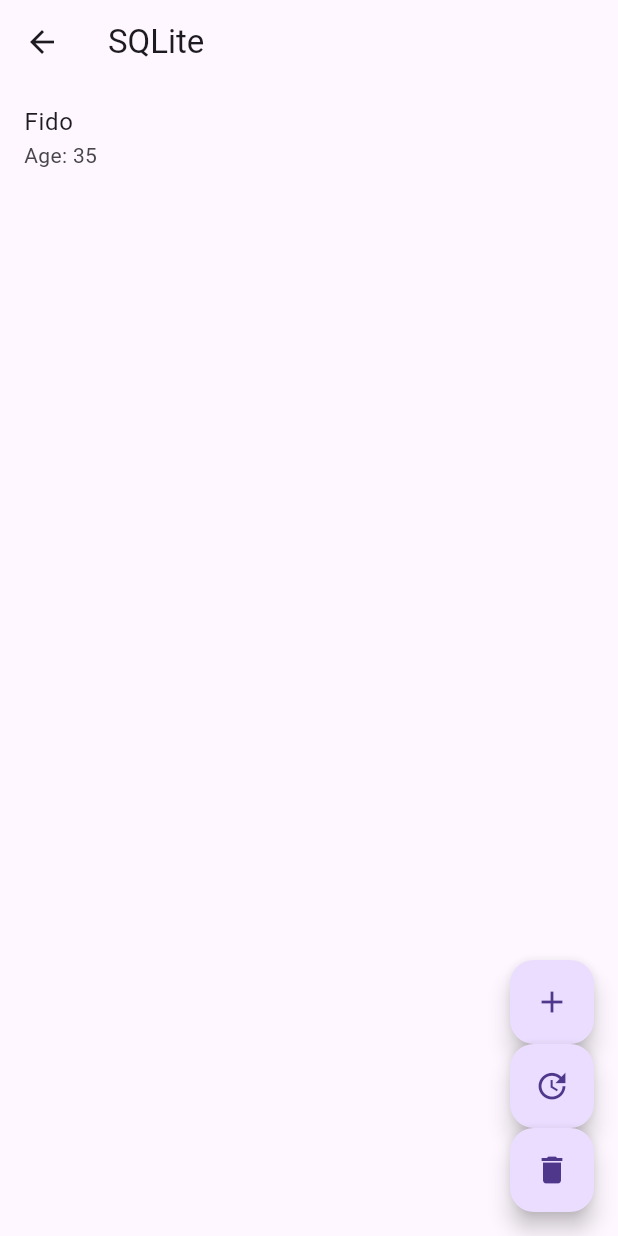
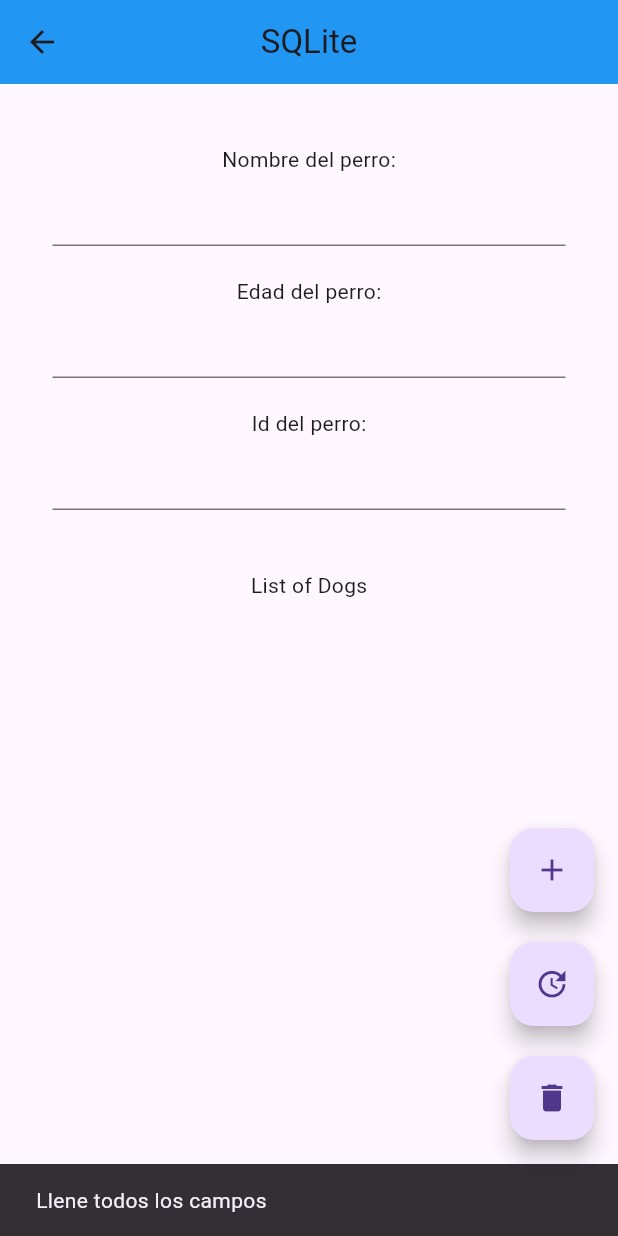
Before and after one commit to JafetFig09/second-flutter-app, a Flutter app: the SqlLitePage screen opened by its route, after a tap on the "add" icon, on a phone screen of 412 x 824 dp. Run offline on Flutter 3.47's test engine with Material 3 defaults, Android fonts, the phone set to English and light mode, and no system bars; our stand-ins replace shared_preferences, sqflite; accounts and stored records are empty; network calls fail.

Commit message:
version 1.0.5

```diff
--- a/data/menu.json
+++ b/data/menu.json
@@ -20,11 +20,6 @@
             "ruta": "arguments_route",
             "icon": "gswitch_access_shortcut",
             "text": "Pass arguments to a named route"
-        },
-        {
-            "ruta": "links_android",
-            "icon": "link",
-            "text": "Set up app links for Android"
         },
         {
             "ruta": "return_screen",
--- a/lib/routes/routes.dart
+++ b/lib/routes/routes.dart
@@ -31,7 +31,7 @@
     'parse_json': (BuildContext context) => const ParseJson(),
     'sqlite': (BuildContext context) => SqlLitePage(title: 'SQLite', key: UniqueKey()),
     'ride_wride_files': (BuildContext context) => CounterProvider(storage: CounterStorage()),
-    'store_disk': (BuildContext context) => const HomePage(),
+    'store_disk': (BuildContext context) => const WriteDisk(title: 'Store key-value data on disk'),
     '/second': (BuildContext context) => const SecondScreen(),
     '/extractArguments': (BuildContext constex) =>
         const ExtractArgumentsScreen()
--- a/lib/src/pages/persistence/practica_persistence_uno/sqlite.dart
+++ b/lib/src/pages/persistence/practica_persistence_uno/sqlite.dart
@@ -3,7 +3,6 @@
 import 'package:flutter/material.dart';
 import 'package:practicas_dos/src/providers/provider_dog.dart';
 import 'package:practicas_dos/utils/dog.dart';
-
 
 class SqlLitePage extends StatefulWidget {
   const SqlLitePage({required Key key, required this.title}) : super(key: key);
@@ -17,29 +16,106 @@
 class _SqlLitePageState extends State<SqlLitePage> {
   List<Dog> _dogs = [];
 
+
+
+  final TextEditingController _nameController = TextEditingController();
+  final TextEditingController _ageController = TextEditingController();
+  final TextEditingController _idController = TextEditingController();
+
+  @override
+  void dispose() {
+    _nameController.dispose();
+    _ageController.dispose();
+    _idController.dispose();
+    super.dispose();
+  }
+
   void _insertDog() async {
-    var fido = const Dog(
-      id: 0,
-      name: 'Fido',
-      age: 35,
+     if (_nameController.text.isEmpty || _ageController.text.isEmpty) {
+          ScaffoldMessenger.of(context).showSnackBar(
+           const SnackBar(content: Text('Llene todos los campos')),
+        );
+        return;
+      }
+
+      int? age = int.tryParse(_ageController.text);
+      if (age == null) {
+      ScaffoldMessenger.of(context).showSnackBar(
+       const SnackBar(content: Text('solo numeros')),
+      );
+        return;
+    }
+
+     int? id = int.tryParse(_idController.text);
+      if (id == null) {
+      ScaffoldMessenger.of(context).showSnackBar(
+       const SnackBar(content: Text('solo numeros')),
+      );
+        return;
+    }
+
+    var fido = Dog(
+      name: _nameController.text,
+      age: int.parse(_ageController.text),
     );
     await insertDog(fido);
     _updateDogList();
+
+    _nameController.clear();
+    _ageController.clear();
+    _idController.clear();
   }
 
   void _updateDog() async {
-    var fido = const Dog(
-      id: 0,
-      name: 'Fido',
-      age: 42,
+     if (_nameController.text.isEmpty || _ageController.text.isEmpty) {
+          ScaffoldMessenger.of(context).showSnackBar(
+           const SnackBar(content: Text('Llena todos los campos')),
+        );
+        return;
+      }
+
+      int? age = int.tryParse(_ageController.text);
+      if (age == null) {
+      ScaffoldMessenger.of(context).showSnackBar(
+       const SnackBar(content: Text('solo numeros')),
+      );
+        return;
+    }
+
+     int? id = int.tryParse(_idController.text);
+      if (id == null) {
+      ScaffoldMessenger.of(context).showSnackBar(
+       const SnackBar(content: Text('solo numeros')),
+      );
+        return;
+    }
+    var dog = await getById(int.parse(_idController.text));
+    var fido = Dog(
+      id: dog.id,
+      name: _nameController.text,
+      age: int.parse(_ageController.text),
     );
     await updateDog(fido);
     _updateDogList();
+    _nameController.clear();
+    _ageController.clear();
+    _idController.clear();
   }
 
   void _deleteDog() async {
-    await deleteDog(0);
+
+     int? id = int.tryParse(_idController.text);
+      if (id == null) {
+      ScaffoldMessenger.of(context).showSnackBar(
+       const SnackBar(content: Text('solo numeros')),
+      );
+        return;
+    }
+    await deleteDog(int.parse(_idController.text));
     _updateDogList();
+    _nameController.clear();
+    _ageController.clear();
+    _idController.clear();
   }
 
   void _updateDogList() async {
@@ -52,15 +128,88 @@
     return Scaffold(
       appBar: AppBar(
         title: Text(widget.title),
+        centerTitle: true,
+        backgroundColor: Colors.blue,
       ),
-      body: ListView.builder(
+      body: Center(
+        child: Column(
+          children: [
+            Padding(
+              padding: const EdgeInsets.symmetric(horizontal: 35.0),
+              child: Form(
+                child: Column(
+                  children: [
+                    const SizedBox(height: 40),
+                    const Text('Nombre del perro:'),
+                    TextFormField(
+                      controller: _nameController,
+                      validator: (value) {
+                        if (value == null || value.isEmpty) {
+                          return 'Please enter some text';
+                        }
+                        if (int.tryParse(value) == null) {
+                          return 'Please enter a valid number';
+                        }
+                        return null;
+                      },
+                    ),
+                    const SizedBox(height: 20),
+                    const Text('Edad del perro:'),
+                    TextFormField(
+                      controller: _ageController,
+                      validator: (value) {
+                        if (value == null || value.isEmpty) {
+                          return 'Please enter some text';
+                        }
+                        return null;
+                      },
+                    ),
+                    const SizedBox(height: 20),
+                    const Text('Id del perro:'),
+                    TextFormField(
+                      controller: _idController,
+                      validator: (value) {
+                        if (value == null || value.isEmpty) {
+                          return 'Please enter some text';
+                        }
+                        if (int.tryParse(value) == null) {
+                          return 'Please enter a valid number';
+                        }
+                        return null;
+                      },
+                    )
+                  ],
+                ),
+              ),
+            ),
+            const SizedBox(height: 40.0),
+            const Text('List of Dogs'),
+            Expanded(
+              child: FutureBuilder<List<Dog>>(
+                future: dogs(),
+                builder: (context, snapshot) {
+                  if (snapshot.connectionState == ConnectionState.waiting) {
+                    return const Center(child: CircularProgressIndicator());
+                  } else if (snapshot.hasError) {
+                    return Text('Error: ${snapshot.error}');
+                  } else {
+                    _dogs = snapshot.data!;
+                    return ListView.builder(
                       itemCount: _dogs.length,
                       itemBuilder: (context, index) {
                         return ListTile(
-            title: Text(_dogs[index].name),
+                          title: Text(
+                              'ID: ${_dogs[index].id}, Name: ${_dogs[index].name}'),
                           subtitle: Text('Age: ${_dogs[index].age}'),
                         );
                       },
+                    );
+                  }
+                },
+              ),
+            ),
+          ],
+        ),
       ),
       floatingActionButton: Column(
         mainAxisAlignment: MainAxisAlignment.end,
@@ -69,14 +218,16 @@
             heroTag: 'hero1',
             onPressed: _insertDog,
             tooltip: 'Insert Dog',
-            child:const Icon(Icons.add),
+            child: const Icon(Icons.add),
           ),
+          const SizedBox(height: 20),
           FloatingActionButton(
             heroTag: 'hero2',
             onPressed: _updateDog,
             tooltip: 'Update Dog',
             child: const Icon(Icons.update),
           ),
+          const SizedBox(height: 20),
           FloatingActionButton(
             heroTag: 'hero3',
             onPressed: _deleteDog,
--- a/lib/src/pages/screen.dart
+++ b/lib/src/pages/screen.dart
@@ -15,3 +15,4 @@
 export 'package:practicas_dos/src/pages/networking/practica_net_uno/album_api.dart';
 export 'package:practicas_dos/utils/todo.dart';
 export 'package:practicas_dos/src/pages/persistence/practica_persistence_dos/count_provider.dart';
+export 'package:practicas_dos/src/pages/persistence/practica_persistence_tres/write_disk.dart';
--- a/lib/src/providers/provider_dog.dart
+++ b/lib/src/providers/provider_dog.dart
@@ -2,6 +2,16 @@
 import 'package:path/path.dart';
 import 'package:practicas_dos/utils/dog.dart';
 import 'package:sqflite/sqflite.dart';
+
+Database? _database;
+
+Future<Database> get database async {
+  if (_database != null) return _database!;
+
+  _database = await initializeDatabase();
+  return _database!;
+}
+
 
 Future<Database> initializeDatabase() async {
   WidgetsFlutterBinding.ensureInitialized();
@@ -9,15 +19,30 @@
     join(await getDatabasesPath(), 'doggie_database.db'),
     onCreate: (db, version) {
       return db.execute(
-        'CREATE TABLE dogs(id INTEGER PRIMARY KEY, name TEXT, age INTEGER)',
+        'CREATE TABLE dogs(id INTEGER PRIMARY KEY AUTOMINCREMENT, name TEXT, age INTEGER)',
       );
     },
     version: 1,
   );
 }
 
+Future<Dog> getById(int id) async {
+  final Database db = await database;
+  final List<Map<String, dynamic>> maps = await db.rawQuery('SELECT * FROM dogs WHERE id = $id');
+
+  if (maps.isNotEmpty) {
+    return Dog(
+      id: maps[0]['id'] as int,
+      name: maps[0]['name'] as String,
+      age: maps[0]['age'] as int,
+    );
+  }
+
+  throw Exception('Id $id not found');
+}
+
 Future<void> insertDog(Dog dog) async {
-  final db = await initializeDatabase();
+  final db = await database;
   await db.insert(
     'dogs',
     dog.toMap(),
@@ -27,7 +52,7 @@
 
 Future<List<Dog>> dogs() async {
   // Get a reference to the database.
-    final db = await initializeDatabase();
+  final db = await database;
 
   // Query the table for all The Dogs.
   final List<Map<String, dynamic>> maps = await db.query('dogs');
@@ -42,10 +67,9 @@
   });
 }
 
-
 Future<void> updateDog(Dog dog) async {
   // Get a reference to the database.
-    final db = await initializeDatabase();
+  final db = await database;
 
   // Update the given Dog.
   await db.update(
@@ -60,7 +84,7 @@
 
 Future<void> deleteDog(int id) async {
   // Get a reference to the database.
-    final db = await initializeDatabase();
+  final db = await database;
 
   // Remove the Dog from the database.
   await db.delete(
--- a/lib/utils/album.dart
+++ b/lib/utils/album.dart
@@ -14,7 +14,7 @@
           id: id,
           title: title,
         ),
-      _ => throw const FormatException('Failed to load album.'),
+      _ => const Album(id: 0, title: 'Deleted')
     };
   }
 }
--- a/lib/utils/dog.dart
+++ b/lib/utils/dog.dart
@@ -1,21 +1,25 @@
 class Dog {
-  final int id;
+  final int? id;
   final String name;
   final int age;
 
-  const Dog({
-    required this.id,
+  Dog({
+    this.id,
     required this.name,
     required this.age,
   });
 
-
   Map<String, dynamic> toMap() {
-    return {
-      'id': id,
+    var map = {
       'name': name,
       'age': age,
     };
+
+    if (id != null) {
+      map['id'] = id as Object;
+    }
+
+    return map;
   }
 
   @override
--- a/pubspec.yaml
+++ b/pubspec.yaml
@@ -12,6 +12,7 @@
   http: ^1.1.2
   path: ^1.8.3
   path_provider: ^2.1.2
+  shared_preferences: ^2.2.2
   sqflite: ^2.3.0
   web_socket_channel: ^2.4.0
 
```
Also changed, not shown: lib/src/pages/persistence/practica_persistence_tres/write_disk.dart (added, +65 -0 lines), pubspec.lock, 1 other file. Lines whose indentation alone changed are shown as unchanged.
